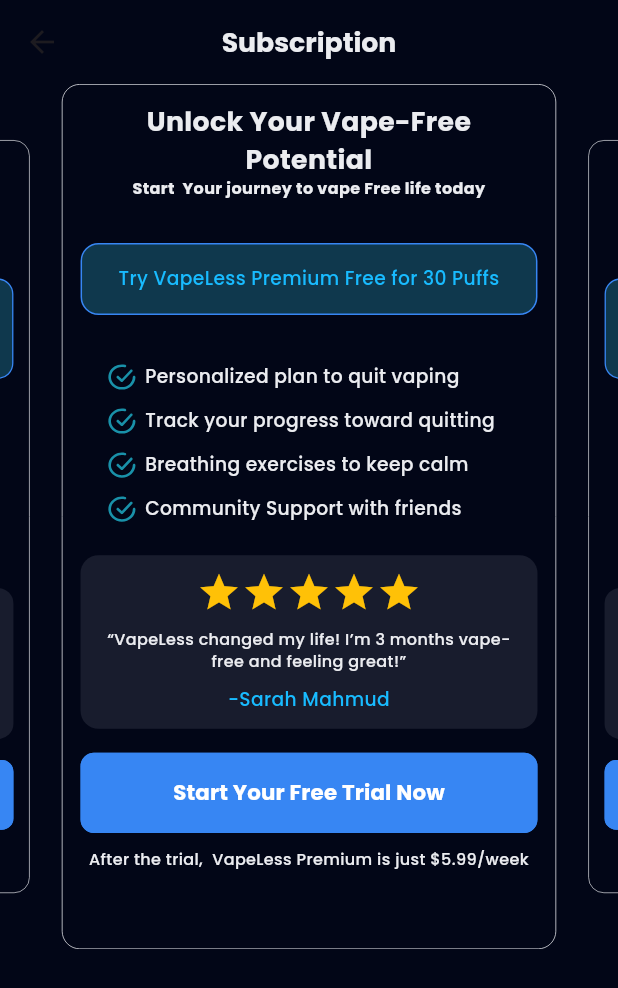
After one commit to bdCalling-Sdt-hub/Vapeless-App, a Flutter app: the SubscriptionScreen screen opened by its route, on a phone screen of 412 x 824 dp. The commit adds this screen. Shown: the top 988 px of the screen. Run offline on Flutter 3.47's test engine with Material 3 defaults, Android fonts, the phone set to English and light mode, and no system bars; drawn by our look-alikes of carousel_slider, flutter_rating_bar; our stand-ins replace cached_network_image, flutter_html, flutter_local_notifications, flutter_screenutil, flutter_svg, fluttertoast and 7 more; missing offline and left inert: linear_progress_bar; accounts and stored records are empty; network calls fail.

Commit message:
subcription done

```diff
--- a/lib/controllers/question_controller.dart
+++ b/lib/controllers/question_controller.dart
@@ -1,4 +1,5 @@
 import 'package:get/get.dart';
+import 'package:vapeless/helpers/app_routes.dart';
 
 class QuestionController extends GetxController {
   int index = 0;
@@ -16,6 +17,7 @@
       index++;
       update();
     } else {
+      Get.toNamed(AppRoutes.vapelessProfile);
       index = 0;
       update();
     }
--- /dev/null
+++ b/lib/controllers/subscription_controller.dart
@@ -0,0 +1,9 @@
+import 'package:get/get.dart';
+
+import '../utils/app_string.dart';
+
+class SubscriptionController extends GetxController {
+
+
+
+}
--- a/lib/helpers/app_routes.dart
+++ b/lib/helpers/app_routes.dart
@@ -1,5 +1,6 @@
 import 'package:get/get.dart';
 import 'package:vapeless/view/screen/question/first_question_screen.dart';
+import 'package:vapeless/view/screen/question/vapeless_profile_screen.dart';
 
 import '../view/screen/common_screen/auth/change_password/change_password_screen.dart';
 import '../view/screen/common_screen/auth/forgot password/create_password.dart';
@@ -18,6 +19,7 @@
 import '../view/screen/common_screen/setting/setting_screen.dart';
 import '../view/screen/common_screen/setting/terms_of_services_screen.dart';
 import '../view/screen/common_screen/splash/splash_screen.dart';
+import '../view/screen/subscription/subscription_screen.dart';
 import '../view/screen/test_screen.dart';
 
 class AppRoutes {
@@ -40,6 +42,8 @@
   static const String termsOfServices = "/terms_of_services_screen.dart";
   static const String setting = "/setting_screen.dart";
   static const String firstQuestion = "/first_question_screen.dart";
+  static const String vapelessProfile = "/vapeless_profile_screen.dart";
+  static const String subscription = "/subscription_screen.dart";
 
   static List<GetPage> routes = [
     GetPage(
@@ -118,5 +122,13 @@
         name: firstQuestion,
         page: () => FirstQuestionScreen(),
         transition: Transition.rightToLeftWithFade),
+    GetPage(
+        name: vapelessProfile,
+        page: () => VapelessProfileScreen(),
+        transition: Transition.rightToLeftWithFade),
+    GetPage(
+        name: subscription,
+        page: () => SubscriptionScreen(),
+        transition: Transition.rightToLeftWithFade),
   ];
 }
--- a/lib/helpers/dependency_injection.dart
+++ b/lib/helpers/dependency_injection.dart
@@ -1,5 +1,6 @@
 import 'package:get/get.dart';
 import 'package:vapeless/controllers/question_controller.dart';
+import 'package:vapeless/controllers/subscription_controller.dart';
 
 import '../controllers/common_controller/auth/change_password_controller.dart';
 import '../controllers/common_controller/auth/forget_password_controller.dart';
@@ -28,5 +29,6 @@
     Get.lazyPut(() => PrivacyPolicyController(), fenix: true);
     Get.lazyPut(() => TermsOfServicesController(), fenix: true);
     Get.lazyPut(() => QuestionController(), fenix: true);
+    Get.lazyPut(() => SubscriptionController(), fenix: true);
   }
 }
--- a/lib/utils/app_colors.dart
+++ b/lib/utils/app_colors.dart
@@ -11,11 +11,14 @@
   static const Color filledColor = Color(0xFF323A59);
   static const Color textFiledColor = Color(0xFF979797);
   static const blueLight = Color(0xffe8e8f5);
+  static const t2 = Color(0xff8A8E9E);
   static const t3 = Color(0xffEBECF0);
   static const t4 = Color(0xffEBECF0);
   static const t7 = Color(0xff0F384D);
-  static const t2 = Color(0xff8A8E9E);
   static const p1 = Color(0xff1991A9);
   static const nav = Color(0xff18BBFF);
   static const inputBar = Color(0xff323A59);
+  static const bg1 = Color(0xff020617);
+  static const bg4 = Color(0xff181C2D);
+  static const ok = Color(0xff12A873);
 }
--- a/lib/utils/app_icons.dart
+++ b/lib/utils/app_icons.dart
@@ -1,5 +1,5 @@
 class AppIcons {
-  static const String baseurl = "lib/assets/icons";
+  static const String baseurl = "assets/icons";
 
-  static const String burger = "$baseurl/burger.svg";
+  static const String right = "$baseurl/right.svg";
 }
--- a/lib/utils/app_string.dart
+++ b/lib/utils/app_string.dart
@@ -24,6 +24,7 @@
   static const String forgotPassword = "Forgot Password";
   static const String confirm = "Confirm";
   static const String next = "NEXT";
+  static const String vapingDependencyLevel = "Vaping Dependency Level";
   static const String createNewPassword = "Create New Password";
   static const String createYourNewPassword = "Create Your New Password";
   static const String password = "Password";
@@ -71,6 +72,23 @@
   static const String vapeLess = "VapeLess";
   static const String yourJourneyFreedoom = "Your journey to freedoom";
   static const String breakFreeToday = "Break Free Today";
+  static const String yourVapingProfile = "Your Vaping  Profile";
+  static const String potentialYearlySaving = "Potential Yearly Saving";
+  static const String vapelessProfileDetails =
+      "Based on your habits,quitting vaping could significantly improve your health and finances. You’ve taken the first step towards a healthier lifestyle!";
+  static const String moderate = "Moderate";
+  static const String startMyQuittingJourney = "Start My Quitting Journey ";
+  static const String subscription = "Subscription";
+  static const String unlockYourVapeFreePotential =
+      "Unlock Your Vape-Free Potential";
+  static const String startYourJourneyToVapeFreeLifeToday =
+      "Start  Your journey to vape Free life today";
+  static const String reviewDetails =
+      "“VapeLess changed my life! I’m 3 months vape-free and feeling great!”";
+  static const String startYourFreeTrialNow = "Start Your Free Trial Now";
+  static const String trialDetails =
+      "After the trial,  VapeLess Premium is just \$5.99/week";
 
-
+  static const String vapLessPremiumIsJust =
+      "VapLess Premium is just";
 }
--- /dev/null
+++ b/lib/view/screen/question/vapeless_profile_screen.dart
@@ -0,0 +1,130 @@
+import 'package:flutter/cupertino.dart';
+import 'package:flutter/material.dart';
+import 'package:get/get.dart';
+import 'package:linear_progress_bar/linear_progress_bar.dart';
+import 'package:vapeless/controllers/question_controller.dart';
+import 'package:vapeless/helpers/app_routes.dart';
+import 'package:vapeless/helpers/my_extension.dart';
+import 'package:vapeless/utils/app_colors.dart';
+import 'package:vapeless/utils/app_string.dart';
+import 'package:vapeless/view/component/button/common_button.dart';
+import 'package:vapeless/view/component/text/common_text.dart';
+
+class VapelessProfileScreen extends StatelessWidget {
+  const VapelessProfileScreen({super.key});
+
+  @override
+  Widget build(BuildContext context) {
+    return Scaffold(
+      appBar: AppBar(
+        title: const CommonText(
+          text: AppString.yourVapingProfile,
+          fontSize: 24,
+          fontWeight: FontWeight.bold,
+        ),
+      ),
+      body: GetBuilder<QuestionController>(
+        builder: (controller) => Padding(
+          padding: const EdgeInsets.symmetric(horizontal: 20),
+          child: Column(
+            children: [
+              Container(
+                width: double.infinity,
+                padding: const EdgeInsets.all(12),
+                margin: const EdgeInsets.only(top: 50),
+                decoration: BoxDecoration(
+                    color: AppColors.bg4,
+                    border: Border.all(color: AppColors.white, width: 0.5),
+                    borderRadius: BorderRadius.circular(12)),
+                child: const Column(
+                  children: [
+                    CommonText(
+                      text: AppString.potentialYearlySaving,
+                      top: 10,
+                      color: AppColors.white,
+                    ),
+                    CommonText(
+                      text: "\$1,825",
+                      fontSize: 32,
+                      top: 20,
+                      color: AppColors.ok,
+                    ),
+                    CommonText(
+                      text: "That’s \$5.00 saved per day!",
+                      top: 10,
+                      color: AppColors.nav,
+                    ),
+                  ],
+                ),
+              ),
+              Container(
+                width: double.infinity,
+                padding: const EdgeInsets.all(12),
+                margin: const EdgeInsets.only(top: 20),
+                decoration: BoxDecoration(
+                    color: AppColors.bg4,
+                    border: Border.all(color: AppColors.white, width: 0.5),
+                    borderRadius: BorderRadius.circular(12)),
+                child: Column(
+                  children: [
+                    const Row(
+                      children: [
+                        Icon(
+                          CupertinoIcons.battery_0,
+                          color: AppColors.white,
+                        ),
+                        CommonText(
+                          text: AppString.vapingDependencyLevel,
+                          left: 10,
+                        ),
+                      ],
+                    ),
+                    10.height,
+                    Row(
+                      children: [
+                        Expanded(
+                          child: LinearProgressBar(
+                            maxSteps: 7,
+                            progressType: LinearProgressBar.progressTypeLinear,
+                            // Use Linear progress
+                            currentStep: 3,
+                            progressColor: Colors.orange,
+                            backgroundColor: Colors.grey,
+                            borderRadius: BorderRadius.circular(10), //  NEW
+                          ),
+                        ),
+                        const CommonText(
+                          text: AppString.moderate,
+                          left: 20,
+                        )
+                      ],
+                    )
+                  ],
+                ),
+              ),
+              Container(
+                width: double.infinity,
+                padding: const EdgeInsets.all(10),
+                margin: const EdgeInsets.only(top: 20),
+                decoration: BoxDecoration(
+                    color: AppColors.bg4,
+                    border: Border.all(color: AppColors.white, width: 0.5),
+                    borderRadius: BorderRadius.circular(12)),
+                child: const CommonText(
+                  text: AppString.vapelessProfileDetails,
+                  maxLines: 6,
+                  color: AppColors.white,
+                ),
+              ),
+              200.height,
+              CommonButton(
+                titleText: AppString.startMyQuittingJourney,
+                onTap: () => Get.toNamed(AppRoutes.subscription),
+              )
+            ],
+          ),
+        ),
+      ),
+    );
+  }
+}
--- /dev/null
+++ b/lib/view/screen/subscription/subscription_screen.dart
@@ -0,0 +1,51 @@
+import 'package:carousel_slider/carousel_slider.dart' as slider;
+import 'package:flutter/material.dart';
+import 'package:get/get.dart';
+import 'package:vapeless/utils/app_string.dart';
+import 'package:vapeless/view/screen/subscription/widgets/premium_subcription.dart';
+import '../../../controllers/subscription_controller.dart';
+import '../../component/text/common_text.dart';
+import 'widgets/free_subscription.dart';
+
+class SubscriptionScreen extends StatelessWidget {
+  SubscriptionScreen({super.key});
+
+  static RxInt currentIndex = (-1).obs;
+
+  @override
+  Widget build(BuildContext context) {
+    return Scaffold(
+        appBar: AppBar(
+          centerTitle: true,
+          title: const CommonText(
+            text: AppString.subscription,
+            fontWeight: FontWeight.w700,
+            fontSize: 20,
+          ),
+        ),
+        body: GetBuilder<SubscriptionController>(
+          builder: (controller) => slider.CarouselSlider(
+            options: slider.CarouselOptions(
+              autoPlay: true,
+              height: Get.height * 0.7,
+              aspectRatio: 16 / 9,
+              viewportFraction: 0.8,
+              initialPage: 0,
+              enableInfiniteScroll: true,
+              reverse: false,
+              enlargeCenterPage: true,
+              enlargeFactor: 0.3,
+              autoPlayCurve: Curves.easeInOut,
+              scrollDirection: Axis.horizontal,
+              onPageChanged: (index, reason) {
+                currentIndex.value = index;
+              },
+            ),
+            items: const [
+              FreeSubscription(),
+              PremiumSubcription(),
+            ],
+          ),
+        ));
+  }
+}
--- /dev/null
+++ b/lib/view/screen/subscription/widgets/free_subscription.dart
@@ -0,0 +1,101 @@
+import 'package:flutter/material.dart';
+import 'package:flutter_rating_bar/flutter_rating_bar.dart';
+import 'package:vapeless/helpers/my_extension.dart';
+import 'package:vapeless/utils/app_colors.dart';
+import 'package:vapeless/utils/app_string.dart';
+import 'package:vapeless/view/component/button/common_button.dart';
+import 'package:vapeless/view/component/text/common_text.dart';
+import 'package:vapeless/view/screen/subscription/widgets/supcription_item.dart';
+
+class FreeSubscription extends StatelessWidget {
+  const FreeSubscription({super.key});
+
+  @override
+  Widget build(BuildContext context) {
+    return Container(
+      padding: const EdgeInsets.all(12),
+      decoration: BoxDecoration(
+          color: AppColors.bg1,
+          borderRadius: BorderRadius.circular(12),
+          border: Border.all(color: AppColors.t4, width: 0.5)),
+      child: SingleChildScrollView(
+        child: Column(
+          children: [
+            const CommonText(
+              text: AppString.unlockYourVapeFreePotential,
+              fontSize: 20,
+              fontWeight: FontWeight.bold,
+              maxLines: 2,
+            ),
+            const CommonText(
+              text: AppString.startYourJourneyToVapeFreeLifeToday,
+              fontSize: 12,
+              fontWeight: FontWeight.bold,
+              maxLines: 2,
+            ),
+            32.height,
+            Container(
+              height: 48,
+              width: double.infinity,
+              decoration: BoxDecoration(
+                  border: Border.all(color: AppColors.primaryColor),
+                  color: AppColors.t7,
+                  borderRadius: BorderRadius.circular(12)),
+              child: const Center(
+                  child: CommonText(
+                text: "Try VapeLess Premium Free for 30 Puffs",
+                color: AppColors.nav,
+              )),
+            ),
+            30.height,
+            subscriptionItem("Personalized plan to quit vaping"),
+            subscriptionItem("Track your progress toward quitting"),
+            subscriptionItem("Breathing exercises to keep calm"),
+            subscriptionItem("Community Support with friends"),
+            Container(
+              padding: const EdgeInsets.all(10),
+              margin: const EdgeInsets.only(top: 16, bottom: 16),
+              width: double.infinity,
+              decoration: BoxDecoration(
+                  color: AppColors.bg4,
+                  borderRadius: BorderRadius.circular(12.0)),
+              child: Column(
+                children: [
+                  RatingBarIndicator(
+                    rating: 5,
+                    itemBuilder: (context, index) => const Icon(
+                      Icons.star,
+                      color: Colors.amber,
+                    ),
+                    itemCount: 5,
+                    itemSize: 30.0,
+                    direction: Axis.horizontal,
+                  ),
+                  const CommonText(
+                    text: AppString.reviewDetails,
+                    maxLines: 3,
+                    top: 10,
+                    fontSize: 12,
+                  ),
+                  const CommonText(
+                    text: "-Sarah Mahmud",
+                    maxLines: 3,
+                    fontSize: 14,
+                    top: 10,
+                    color: AppColors.nav,
+                  )
+                ],
+              ),
+            ),
+            const CommonButton(titleText: AppString.startYourFreeTrialNow),
+            const CommonText(
+              text: AppString.trialDetails,
+              fontSize: 12,
+              top: 12,
+            )
+          ],
+        ),
+      ),
+    );
+  }
+}
--- /dev/null
+++ b/lib/view/screen/subscription/widgets/premium_subcription.dart
@@ -0,0 +1,118 @@
+import 'package:flutter/material.dart';
+import 'package:flutter_rating_bar/flutter_rating_bar.dart';
+import 'package:vapeless/helpers/my_extension.dart';
+
+import '../../../../utils/app_colors.dart';
+import '../../../../utils/app_string.dart';
+import '../../../component/button/common_button.dart';
+import '../../../component/text/common_text.dart';
+import 'supcription_item.dart';
+
+class PremiumSubcription extends StatelessWidget {
+  const PremiumSubcription({super.key});
+
+  @override
+  Widget build(BuildContext context) {
+    return Container(
+      padding: const EdgeInsets.all(12),
+      decoration: BoxDecoration(
+          color: AppColors.bg1,
+          borderRadius: BorderRadius.circular(12),
+          border: Border.all(color: AppColors.t4, width: 0.5)),
+      child: SingleChildScrollView(
+        child: Column(
+          children: [
+            const CommonText(
+              text: AppString.unlockYourVapeFreePotential,
+              fontSize: 20,
+              fontWeight: FontWeight.bold,
+              maxLines: 2,
+            ),
+            const CommonText(
+              text: AppString.startYourJourneyToVapeFreeLifeToday,
+              fontSize: 12,
+              fontWeight: FontWeight.bold,
+              maxLines: 2,
+            ),
+            32.height,
+            Container(
+              width: double.infinity,
+              padding: const EdgeInsets.all(8),
+              decoration: BoxDecoration(
+                  border: Border.all(color: AppColors.primaryColor),
+                  color: AppColors.t7,
+                  borderRadius: BorderRadius.circular(12)),
+              child: const Center(
+                  child: Column(
+                crossAxisAlignment: CrossAxisAlignment.center,
+                mainAxisAlignment: MainAxisAlignment.center,
+                children: [
+                  CommonText(
+                    text: AppString.vapLessPremiumIsJust,
+                    color: AppColors.nav,
+                  ),
+                  Row(
+                    mainAxisAlignment: MainAxisAlignment.center,
+                    children: [
+                      CommonText(
+                        text: "\$5.99",
+                        fontSize: 32,
+                      ),
+                      CommonText(
+                        text: "/week",
+                        color: AppColors.nav,
+                      ),
+                    ],
+                  ),
+                ],
+              )),
+            ),
+            30.height,
+            subscriptionItem("Personalized plan to quit vaping"),
+            subscriptionItem("Track your progress toward quitting"),
+            subscriptionItem("Breathing exercises to keep calm"),
+            subscriptionItem("Community Support with friends"),
+            Container(
+              padding: const EdgeInsets.all(10),
+              margin: const EdgeInsets.only(top: 16, bottom: 16),
+              width: double.infinity,
+              decoration: BoxDecoration(
+                  color: AppColors.bg4,
+                  borderRadius: BorderRadius.circular(12.0)),
+              child: Column(
+                children: [
+                  RatingBarIndicator(
+                    rating: 5,
+                    itemBuilder: (context, index) => const Icon(
+                      Icons.star,
+                      color: Colors.amber,
+                    ),
+                    itemCount: 5,
+                    itemSize: 30.0,
+                    direction: Axis.horizontal,
+                  ),
+                  const CommonText(
+                    text: AppString.reviewDetails,
+                    maxLines: 3,
+                    top: 10,
+                    fontSize: 12,
+                  ),
+                  const CommonText(
+                    text: "-Sarah Mahmud",
+                    maxLines: 3,
+                    fontSize: 14,
+                    top: 10,
+                    color: AppColors.nav,
+                  )
+                ],
+              ),
+            ),
+
+
+            const CommonButton(titleText: "Upgrade to Quit"),
+          ],
+        ),
+      ),
+    );
+  }
+}
--- /dev/null
+++ b/lib/view/screen/subscription/widgets/supcription_item.dart
@@ -0,0 +1,21 @@
+import 'package:flutter/cupertino.dart';
+import 'package:vapeless/helpers/my_extension.dart';
+import 'package:vapeless/utils/app_icons.dart';
+import 'package:vapeless/view/component/image/common_image.dart';
+import 'package:vapeless/view/component/text/common_text.dart';
+
+Widget subscriptionItem(text) {
+  return Container(
+    padding: const EdgeInsets.only(top: 4, bottom: 4, left: 16),
+    child: Row(
+      children: [
+        CommonImage(
+          imageSrc: AppIcons.right,
+          imageType: ImageType.svg,
+        ),
+        4.width,
+        CommonText(text: text)
+      ],
+    ),
+  );
+}
--- a/pubspec.yaml
+++ b/pubspec.yaml
@@ -50,6 +50,10 @@
   pin_code_fields: ^8.0.1
   intl: ^0.18.1
   flutter_html: ^3.0.0-beta.2
+  linear_progress_bar: ^1.1.2
+  carousel_slider: ^5.0.0
+  flutter_rating_bar: ^4.0.1
+
 
 dev_dependencies:
   flutter_test:
@@ -76,6 +80,7 @@
   # To add assets to your application, add an assets section, like this:
   assets:
     - assets/images/
+    - assets/icons/
     - assets/images/profile.png
 
   # An image asset can refer to one or more resolution-specific "variants", see
```
Also changed, not shown: assets/icons/right.svg (added), pubspec.lock.
